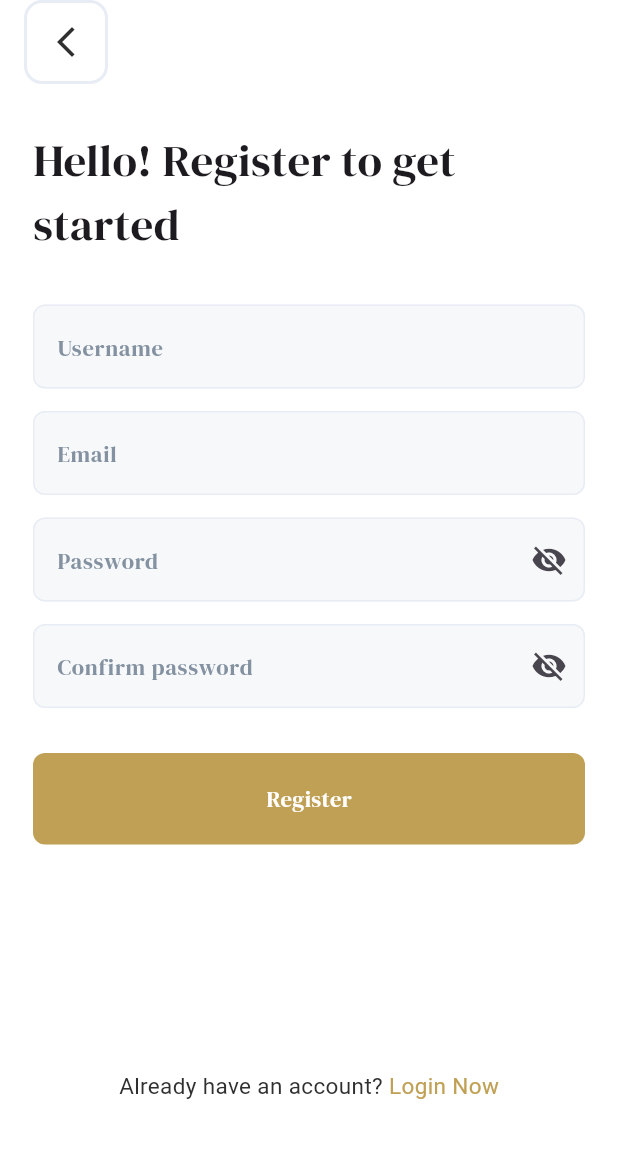
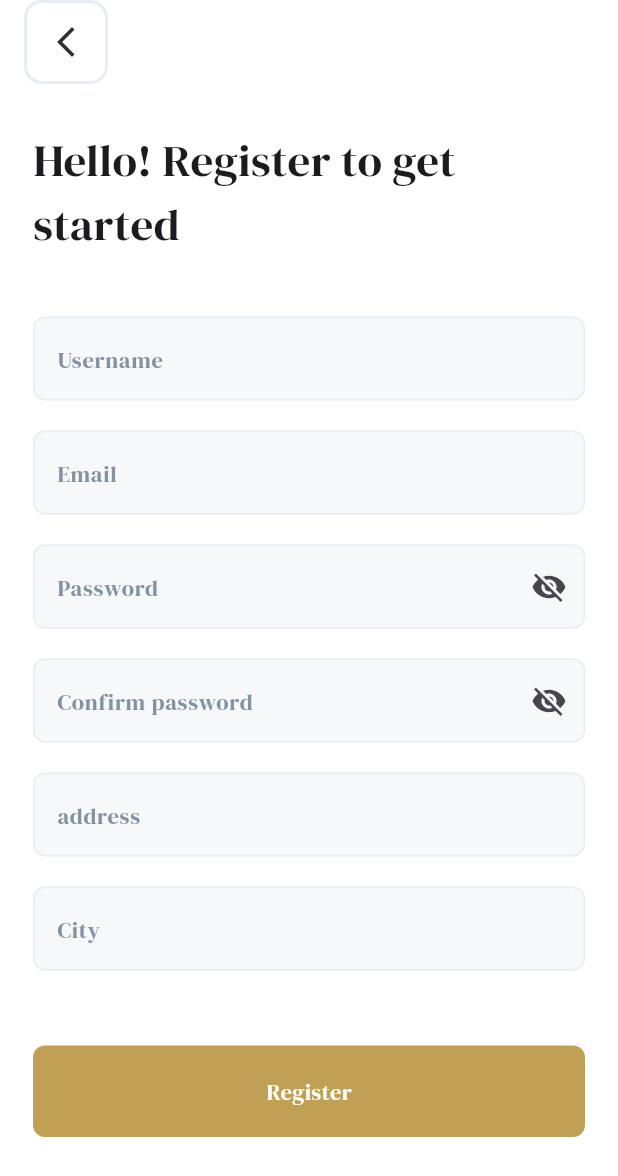
Before and after one commit to ahmedpasha00/bookia128new, a Flutter app: the screen it shows after launch, after a tap on "Register", on a phone screen of 412 x 824 dp. Shown: the top 1176 px of the screen. Run offline on Flutter 3.47's test engine with Material 3 defaults, Android fonts, the phone set to English and light mode, and no system bars; our stand-ins replace bloc, dio, flutter_bloc, flutter_svg; network calls fail.

Commit message:
register screen

```diff
--- a/lib/core/widgets/coustom_text_form_field.dart
+++ b/lib/core/widgets/coustom_text_form_field.dart
@@ -6,11 +6,13 @@ class CoustomTextFormField extends StatefulWidget {
   final String hintText;
   final bool isPassword;
   final TextEditingController? controller;
+  final String? Function(String?)? validator;
   const CoustomTextFormField({
     super.key,
     required this.hintText,
     this.isPassword = false,
     this.controller,
+    this.validator,
   });
 
   @override
@@ -22,6 +24,7 @@ class _CoustomTextFormFieldState extends State<CoustomTextFormField> {
   @override
   Widget build(BuildContext context) {
     return TextFormField(
+      validator: widget.validator,
       controller: widget.controller,
       obscureText: widget.isPassword && obscureText,
       cursorColor: AppColors.primaryColor,
--- /dev/null
+++ b/lib/feature/auth/data/models/register_request_model.dart
@@ -0,0 +1,30 @@
+class RegisterRequestModel {
+
+  String name;
+  String email;
+  String password;
+  String confirmpassword;
+  String? city;
+  String? address;
+
+  RegisterRequestModel({
+    required this.name,
+    required this.email,
+    required this.password,
+    required this.confirmpassword,
+    this.city,
+    this.address,
+  });
+
+   toMap() {
+    return {
+      'name': name,
+      'email': email,
+      'password': password,
+      'password_confirmation': confirmpassword,
+      'address': address,
+      'city': city,
+    };
+  }
+
+}
--- a/lib/feature/auth/presentation/cubit/auth_state.dart
+++ b/lib/feature/auth/presentation/cubit/auth_state.dart
@@ -6,11 +6,15 @@ abstract class AuthState {}
 class AuthInitial extends AuthState {}
 
 final class LoginLodingState extends AuthState {}
-
 final class LoginSuccessState extends AuthState {}
-
 final class LoginErrorState extends AuthState {
   final String errorMassage;
-
   LoginErrorState(this.errorMassage);
 }
+
+final class RegisterLodingState extends AuthState {}
+final class RegisterSuccessState extends AuthState {}
+final class RegisterErrorState extends AuthState {
+  final String errorMassage;
+  RegisterErrorState(this.errorMassage);
+}
--- a/lib/feature/auth/presentation/ui/register/register_screen.dart
+++ b/lib/feature/auth/presentation/ui/register/register_screen.dart
@@ -2,6 +2,7 @@ import 'package:bookia/core/theme/app_colors.dart';
 import 'package:bookia/core/widgets/coustom_app_bar.dart';
 import 'package:bookia/core/widgets/coustom_buttom.dart';
 import 'package:bookia/core/widgets/coustom_text_form_field.dart';
+import 'package:bookia/feature/auth/presentation/ui/register/widgets/register_form.dart';
 import 'package:flutter/cupertino.dart';
 import 'package:flutter/material.dart';
 
@@ -23,20 +24,8 @@ class RegisterScreen extends StatelessWidget {
                 "Hello! Register to get\nstarted",
                 style: TextStyle(fontSize: 30, fontWeight: FontWeight.w400),
               ),
-              SizedBox(height: 32),
-              CoustomTextFormField(hintText: 'Username'),
-              SizedBox(height: 15),
-              CoustomTextFormField(hintText: 'Email'),
-              SizedBox(height: 15),
-              CoustomTextFormField(hintText: 'Password', isPassword: true),
-              SizedBox(height: 15),
-              CoustomTextFormField(
-                hintText: 'Confirm password',
-                isPassword: true,
-              ),
-              SizedBox(height: 30),
-              CoustomButtom(titel: "Register"),
-              SizedBox(height: 150),
+              RegisterForm(),
+              SizedBox(height: 130),
               Center(
                 child: Text.rich(
                   TextSpan(
@@ -59,6 +48,7 @@ class RegisterScreen extends StatelessWidget {
                   ),
                 ),
               ),
+              SizedBox(height: 20),
             ],
           ),
         ),
--- /dev/null
+++ b/lib/feature/auth/presentation/ui/register/widgets/register_form.dart
@@ -0,0 +1,150 @@
+import 'package:bookia/core/widgets/coustom_buttom.dart';
+import 'package:bookia/core/widgets/coustom_text_form_field.dart';
+import 'package:bookia/feature/auth/data/models/register_request_model.dart';
+import 'package:bookia/feature/auth/presentation/cubit/auth_cubit.dart';
+import 'package:bookia/feature/home/presentation/ui/home_screen.dart';
+import 'package:flutter/material.dart';
+import 'package:flutter_bloc/flutter_bloc.dart';
+
+class RegisterForm extends StatefulWidget {
+  const RegisterForm({super.key});
+
+  @override
+  State<RegisterForm> createState() => _RegisterFormState();
+}
+
+class _RegisterFormState extends State<RegisterForm> {
+  var formKey =
+      GlobalKey<
+        FormState
+      >(); // ده الي بيحدد هل الداتا كلهاه صح ولا لا ومكتوبه ولا لا
+  TextEditingController usernameController = TextEditingController();
+  TextEditingController emailController = TextEditingController();
+  TextEditingController passwordController = TextEditingController();
+  TextEditingController confirmpasswordController = TextEditingController();
+  TextEditingController addressController = TextEditingController();
+  TextEditingController cityController = TextEditingController();
+
+  isEmailValid(String email){
+
+    final bool emailValid =
+    RegExp(r"^[a-zA-Z0-9.a-zA-Z0-9.!#$%&'*+-/=?^_`{|}~]+@[a-zA-Z0-9]+\.[a-zA-Z]+")
+      .hasMatch(email);
+      return emailValid;
+  }
+
+  @override
+  void dispose() {
+    //علشان لمااطلع من الصفحه يمسح الداتا الي في الكنترولر تلقائياعلشان متتخزنشوتاخد مساحه في الميموري
+    usernameController.dispose();
+    emailController.dispose();
+    passwordController.dispose();
+    confirmpasswordController.dispose();
+    addressController.dispose();
+    cityController.dispose();
+    super.dispose();
+  }
+
+  @override
+  Widget build(BuildContext context) {
+    return Form(
+      key: formKey, //بيعرف الاماكن الي متكتبش فيها حاجه
+      child: Column(
+        spacing: 20,
+        children: [
+          SizedBox(height: 20),
+          CoustomTextFormField(
+            validator: (v) {
+              if (v == null || v.isEmpty) {
+                return "Username is required";
+              }
+            },
+            hintText: 'Username',
+            controller: usernameController,
+          ),
+          CoustomTextFormField(
+            validator: (v) {
+              if (v == null || v.isEmpty) {
+                return "Email is required";
+              }else if(!isEmailValid(v)){
+                return "Email is not valid";
+              }
+            },
+            hintText: 'Email',
+            controller: emailController,
+          ),
+          CoustomTextFormField(
+            validator: (v) {
+              if (v == null || v.isEmpty) {
+                return "Password is required";
+              }else if(v.length<8){
+                return "password must be at least 8 characters";
+              }
+            },
+            hintText: 'Password',
+            isPassword: true,
+            controller: passwordController,
+          ),
+          CoustomTextFormField(
+            validator: (v) {
+              if (passwordController.text != v) {
+                return "Confirm password not match";
+              }
+            },
+            hintText: 'Confirm password',
+            isPassword: true,
+            controller: confirmpasswordController,
+          ),
+          CoustomTextFormField(
+            hintText: 'address',
+            controller: addressController,
+          ),
+          CoustomTextFormField(hintText: 'City', controller: cityController),
+          SizedBox(height: 10),
+
+          BlocListener<AuthCubit, AuthState>(
+            listener: (context, state) {
+              if (state is RegisterLodingState) {
+                showDialog(
+                  barrierDismissible: false,
+                  context: context,
+                  builder: (context) =>
+                      Center(child: CircularProgressIndicator()),
+                );
+              } else if (state is RegisterSuccessState) {
+                Navigator.pushAndRemoveUntil(
+                  context,
+                  MaterialPageRoute(builder: (context) => HomeScreen()),
+                  (e) => false,
+                );
+              } else if (state is RegisterErrorState) {
+                Navigator.pop(context);
+                showDialog(
+                  context: context,
+                  builder: (context) =>
+                      AlertDialog(content: Text(state.errorMassage)),
+                );}
+            },
+            child: CoustomButtom(
+              titel: "Register",
+              onTap: () {
+                if (formKey.currentState?.validate() ?? false) {
+                  context.read<AuthCubit>().register(
+                    RegisterRequestModel(
+                      name: usernameController.text,
+                      email: emailController.text,
+                      password: passwordController.text,
+                      confirmpassword: confirmpasswordController.text,
+                      address: addressController.text,
+                      city: cityController.text,
+                    ),
+                  );
+                }
+              },
+            ),
+          ),
+        ],
+      ),
+    );
+  }
+}
--- a/lib/feature/welcome/presentation/ui/welcon_screen.dart
+++ b/lib/feature/welcome/presentation/ui/welcon_screen.dart
@@ -57,7 +57,12 @@ class WelconScreen extends StatelessWidget {
                   onTap: () {
                     Navigator.push(
                       context,
-                      MaterialPageRoute(builder: (context) => RegisterScreen()),
+                      MaterialPageRoute(
+                        builder: (context) => BlocProvider(
+                          create: (context) => AuthCubit(),
+                          child: RegisterScreen(),
+                        ),
+                      ),
                     );
                   },
                   child: CoustomButtom(
```
Also changed, not shown: lib/feature/auth/data/repo/auth_repo.dart (+16 -6 lines), lib/feature/auth/presentation/cubit/auth_cubit.dart (+16 -1 lines), lib/feature/auth/presentation/ui/login/login_screen.dart (+15 -1 lines).
